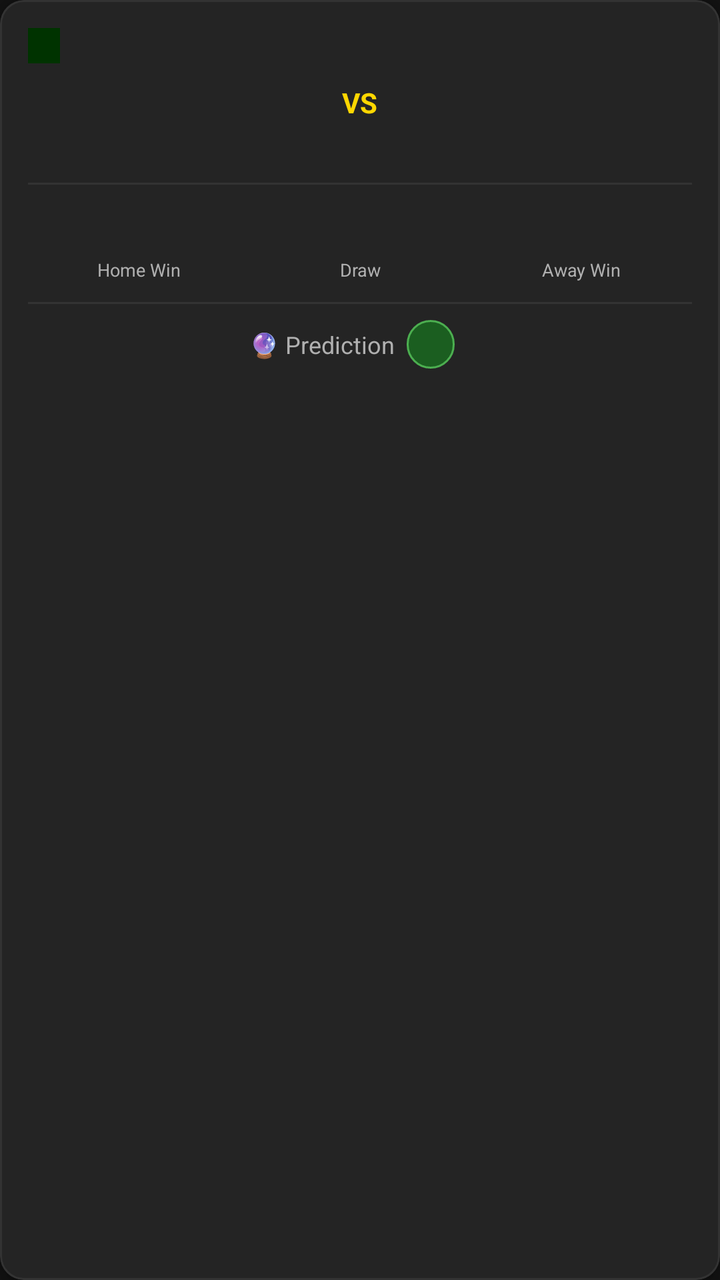
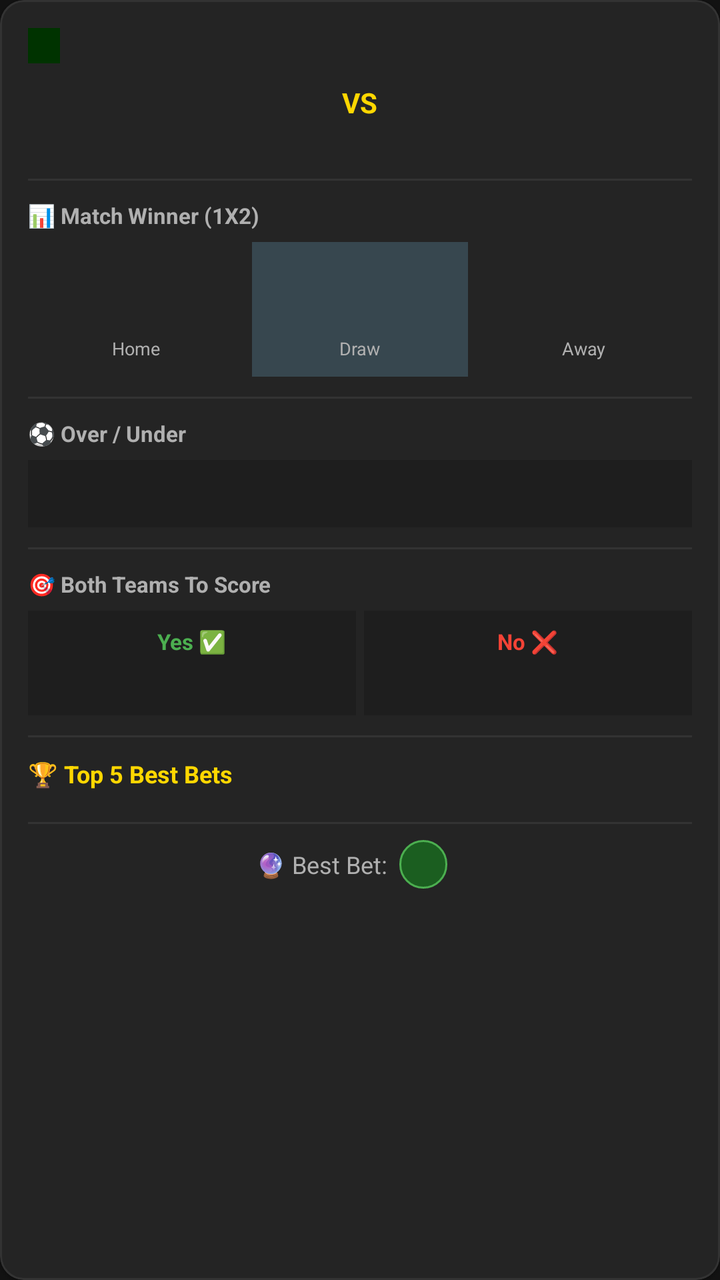

Compare the two renders of this Android layout. The source of the first and the diff that turns it into the second are given below.
<!-- AndroidManifest.xml: application theme Theme.MelvinPredictor -->
<!-- res/layout/item_match.xml -->
<?xml version="1.0" encoding="utf-8"?>
<com.google.android.material.card.MaterialCardView
    xmlns:android="http://schemas.android.com/apk/res/android"
    xmlns:app="http://schemas.android.com/apk/res-auto"
    android:layout_width="match_parent"
    android:layout_height="wrap_content"
    android:layout_marginBottom="10dp"
    app:cardBackgroundColor="@color/card_background"
    app:cardCornerRadius="12dp"
    app:cardElevation="4dp"
    app:strokeColor="@color/divider"
    app:strokeWidth="1dp">

    <LinearLayout
        android:layout_width="match_parent"
        android:layout_height="wrap_content"
        android:orientation="vertical"
        android:padding="14dp">

        
        <TextView
            android:id="@+id/tvSportTitle"
            android:layout_width="wrap_content"
            android:layout_height="wrap_content"
            android:background="@color/primary_dark"
            android:paddingStart="8dp"
            android:paddingEnd="8dp"
            android:paddingTop="2dp"
            android:paddingBottom="2dp"
            android:textColor="@color/accent"
            android:textSize="10sp"
            android:textStyle="bold"/>

        
        <LinearLayout
            android:layout_width="match_parent"
            android:layout_height="wrap_content"
            android:orientation="horizontal"
            android:gravity="center_vertical"
            android:layout_marginTop="10dp">

            
            <TextView
                android:id="@+id/tvHomeTeam"
                android:layout_width="0dp"
                android:layout_height="wrap_content"
                android:layout_weight="2"
                android:gravity="center"
                android:textColor="@color/text_primary"
                android:textSize="13sp"
                android:textStyle="bold"
                android:maxLines="2"/>

            
            <TextView
                android:layout_width="0dp"
                android:layout_height="wrap_content"
                android:layout_weight="1"
                android:gravity="center"
                android:text="@string/vs"
                android:textColor="@color/accent"
                android:textSize="14sp"
                android:textStyle="bold"/>

            
            <TextView
                android:id="@+id/tvAwayTeam"
                android:layout_width="0dp"
                android:layout_height="wrap_content"
                android:layout_weight="2"
                android:gravity="center"
                android:textColor="@color/text_primary"
                android:textSize="13sp"
                android:textStyle="bold"
                android:maxLines="2"/>
        </LinearLayout>

        
        <TextView
            android:id="@+id/tvMatchTime"
            android:layout_width="match_parent"
            android:layout_height="wrap_content"
            android:gravity="center"
            android:layout_marginTop="6dp"
            android:textColor="@color/text_secondary"
            android:textSize="11sp"/>

        
        <View
            android:layout_width="match_parent"
            android:layout_height="1dp"
            android:layout_marginTop="10dp"
            android:layout_marginBottom="10dp"
            android:background="@color/divider"/>

        
        <LinearLayout
            android:layout_width="match_parent"
            android:layout_height="wrap_content"
            android:orientation="horizontal"
            android:gravity="center_vertical">

            
            <TextView
                android:id="@+id/tvHomeProb"
                android:layout_width="0dp"
                android:layout_height="wrap_content"
                android:layout_weight="1"
                android:gravity="center"
                android:textColor="@color/quota_good"
                android:textSize="18sp"
                android:textStyle="bold"/>

            
            <TextView
                android:id="@+id/tvDrawProb"
                android:layout_width="0dp"
                android:layout_height="wrap_content"
                android:layout_weight="1"
                android:gravity="center"
                android:textColor="@color/text_secondary"
                android:textSize="18sp"
                android:textStyle="bold"/>

            
            <TextView
                android:id="@+id/tvAwayProb"
                android:layout_width="0dp"
                android:layout_height="wrap_content"
                android:layout_weight="1"
                android:gravity="center"
                android:textColor="@color/quota_warning"
                android:textSize="18sp"
                android:textStyle="bold"/>
        </LinearLayout>

        
        <LinearLayout
            android:layout_width="match_parent"
            android:layout_height="wrap_content"
            android:orientation="horizontal"
            android:layout_marginTop="2dp">

            <TextView
                android:layout_width="0dp"
                android:layout_height="wrap_content"
                android:layout_weight="1"
                android:gravity="center"
                android:text="@string/home_win"
                android:textColor="@color/text_secondary"
                android:textSize="9sp"/>

            <TextView
                android:layout_width="0dp"
                android:layout_height="wrap_content"
                android:layout_weight="1"
                android:gravity="center"
                android:text="@string/draw"
                android:textColor="@color/text_secondary"
                android:textSize="9sp"/>

            <TextView
                android:layout_width="0dp"
                android:layout_height="wrap_content"
                android:layout_weight="1"
                android:gravity="center"
                android:text="@string/away_win"
                android:textColor="@color/text_secondary"
                android:textSize="9sp"/>
        </LinearLayout>

        
        <View
            android:layout_width="match_parent"
            android:layout_height="1dp"
            android:layout_marginTop="10dp"
            android:layout_marginBottom="8dp"
            android:background="@color/divider"/>

        
        <LinearLayout
            android:layout_width="match_parent"
            android:layout_height="wrap_content"
            android:gravity="center"
            android:orientation="horizontal">

            <TextView
                android:layout_width="wrap_content"
                android:layout_height="wrap_content"
                android:text="@string/prediction_label"
                android:textColor="@color/text_secondary"
                android:textSize="12sp"
                android:layout_marginEnd="6dp"/>

            <TextView
                android:id="@+id/tvPrediction"
                android:layout_width="wrap_content"
                android:layout_height="wrap_content"
                android:background="@drawable/bg_prediction_badge"
                android:paddingStart="12dp"
                android:paddingEnd="12dp"
                android:paddingTop="4dp"
                android:paddingBottom="4dp"
                android:textColor="@color/text_primary"
                android:textSize="12sp"
                android:textStyle="bold"/>

            <TextView
                android:id="@+id/tvConfidence"
                android:layout_width="wrap_content"
                android:layout_height="wrap_content"
                android:layout_marginStart="8dp"
                android:textColor="@color/accent"
                android:textSize="11sp"
                android:textStyle="italic"/>
        </LinearLayout>

    </LinearLayout>
</com.google.android.material.card.MaterialCardView>
<!-- resources referenced by this layout -->
<resources>
  <color name="accent">#FFD700</color>
  <color name="card_background">#242424</color>
  <color name="divider">#333333</color>
  <color name="primary_dark">#003300</color>
  <color name="quota_good">#4CAF50</color>
  <color name="quota_warning">#FF9800</color>
  <color name="text_primary">#FFFFFF</color>
  <color name="text_secondary">#B0B0B0</color>
  <!-- drawable bg_prediction_badge (drawable) -->
  <?xml version="1.0" encoding="utf-8"?>
  <shape xmlns:android="http://schemas.android.com/apk/res/android"
      android:shape="rectangle">
      <solid android:color="#1B5E20"/>
      <corners android:radius="20dp"/>
      <stroke
          android:width="1dp"
          android:color="#4CAF50"/>
  </shape>
  <string name="away_win">Away Win</string>
  <string name="draw">Draw</string>
  <string name="home_win">Home Win</string>
  <string name="prediction_label">🔮 Prediction</string>
  <string name="vs">VS</string>
  <style name="Theme.MelvinPredictor" parent="Theme.MaterialComponents.DayNight.NoActionBar">
          
          <item name="colorPrimary">@color/primary</item>
          <item name="colorPrimaryVariant">@color/primary_dark</item>
          <item name="colorOnPrimary">@color/text_primary</item>
          <item name="colorSecondary">@color/accent</item>
          <item name="colorSurface">@color/surface</item>
          <item name="android:colorBackground">@color/background</item>
          <item name="android:windowBackground">@color/background</item>
          <item name="android:statusBarColor">@color/primary_dark</item>
          <item name="android:navigationBarColor">@color/background</item>
  
          
          <item name="android:textColorPrimary">@color/text_primary</item>
          <item name="android:textColorSecondary">@color/text_secondary</item>
      </style>
  <color name="primary">#1B5E20</color>
  <color name="surface">#1E1E1E</color>
  <color name="background">#121212</color>
</resources>

<!-- the commit's change to res/layout/item_match.xml (unified diff, before → after) -->
@@ -4,10 +4,9 @@
     xmlns:app="http://schemas.android.com/apk/res-auto"
     android:layout_width="match_parent"
     android:layout_height="wrap_content"
-    android:layout_marginBottom="10dp"
+    android:layout_marginBottom="12dp"
     app:cardBackgroundColor="@color/card_background"
     app:cardCornerRadius="12dp"
-    app:cardElevation="4dp"
     app:strokeColor="@color/divider"
     app:strokeWidth="1dp">
 
@@ -39,7 +38,6 @@
             android:gravity="center_vertical"
             android:layout_marginTop="10dp">
 
-            
             <TextView
                 android:id="@+id/tvHomeTeam"
                 android:layout_width="0dp"
@@ -51,18 +49,16 @@
                 android:textStyle="bold"
                 android:maxLines="2"/>
 
-            
-            <TextView
-                android:layout_width="0dp"
-                android:layout_height="wrap_content"
-                android:layout_weight="1"
-                android:gravity="center"
-                android:text="@string/vs"
+            <TextView
+                android:layout_width="0dp"
+                android:layout_height="wrap_content"
+                android:layout_weight="1"
+                android:gravity="center"
+                android:text="VS"
                 android:textColor="@color/accent"
                 android:textSize="14sp"
                 android:textStyle="bold"/>
 
-            
             <TextView
                 android:id="@+id/tvAwayTeam"
                 android:layout_width="0dp"
@@ -81,11 +77,10 @@
             android:layout_width="match_parent"
             android:layout_height="wrap_content"
             android:gravity="center"
-            android:layout_marginTop="6dp"
+            android:layout_marginTop="4dp"
             android:textColor="@color/text_secondary"
             android:textSize="11sp"/>
 
-        
         <View
             android:layout_width="match_parent"
             android:layout_height="1dp"
@@ -94,82 +89,233 @@
             android:background="@color/divider"/>
 
         
-        <LinearLayout
-            android:layout_width="match_parent"
-            android:layout_height="wrap_content"
-            android:orientation="horizontal"
-            android:gravity="center_vertical">
-
-            
-            <TextView
-                android:id="@+id/tvHomeProb"
-                android:layout_width="0dp"
-                android:layout_height="wrap_content"
-                android:layout_weight="1"
-                android:gravity="center"
-                android:textColor="@color/quota_good"
-                android:textSize="18sp"
-                android:textStyle="bold"/>
-
-            
-            <TextView
-                android:id="@+id/tvDrawProb"
-                android:layout_width="0dp"
-                android:layout_height="wrap_content"
-                android:layout_weight="1"
-                android:gravity="center"
-                android:textColor="@color/text_secondary"
-                android:textSize="18sp"
-                android:textStyle="bold"/>
-
-            
-            <TextView
-                android:id="@+id/tvAwayProb"
-                android:layout_width="0dp"
-                android:layout_height="wrap_content"
-                android:layout_weight="1"
-                android:gravity="center"
-                android:textColor="@color/quota_warning"
-                android:textSize="18sp"
-                android:textStyle="bold"/>
+        <TextView
+            android:layout_width="wrap_content"
+            android:layout_height="wrap_content"
+            android:text="📊 Match Winner (1X2)"
+            android:textColor="@color/text_secondary"
+            android:textSize="11sp"
+            android:textStyle="bold"
+            android:layout_marginBottom="6dp"/>
+
+        <LinearLayout
+            android:layout_width="match_parent"
+            android:layout_height="wrap_content"
+            android:orientation="horizontal">
+
+            <LinearLayout
+                android:layout_width="0dp"
+                android:layout_height="wrap_content"
+                android:layout_weight="1"
+                android:orientation="vertical"
+                android:gravity="center"
+                android:background="@color/home_win_bg"
+                android:padding="8dp"
+                android:layout_marginEnd="4dp">
+                <TextView
+                    android:id="@+id/tvHomeProb"
+                    android:layout_width="wrap_content"
+                    android:layout_height="wrap_content"
+                    android:textColor="@color/quota_good"
+                    android:textSize="18sp"
+                    android:textStyle="bold"/>
+                <TextView
+                    android:id="@+id/tvHomeOdds"
+                    android:layout_width="wrap_content"
+                    android:layout_height="wrap_content"
+                    android:textColor="@color/accent"
+                    android:textSize="11sp"/>
+                <TextView
+                    android:layout_width="wrap_content"
+                    android:layout_height="wrap_content"
+                    android:text="Home"
+                    android:textColor="@color/text_secondary"
+                    android:textSize="9sp"/>
+            </LinearLayout>
+
+            <LinearLayout
+                android:layout_width="0dp"
+                android:layout_height="wrap_content"
+                android:layout_weight="1"
+                android:orientation="vertical"
+                android:gravity="center"
+                android:background="@color/draw_bg"
+                android:padding="8dp"
+                android:layout_marginEnd="4dp">
+                <TextView
+                    android:id="@+id/tvDrawProb"
+                    android:layout_width="wrap_content"
+                    android:layout_height="wrap_content"
+                    android:textColor="@color/text_primary"
+                    android:textSize="18sp"
+                    android:textStyle="bold"/>
+                <TextView
+                    android:id="@+id/tvDrawOdds"
+                    android:layout_width="wrap_content"
+                    android:layout_height="wrap_content"
+                    android:textColor="@color/accent"
+                    android:textSize="11sp"/>
+                <TextView
+                    android:layout_width="wrap_content"
+                    android:layout_height="wrap_content"
+                    android:text="Draw"
+                    android:textColor="@color/text_secondary"
+                    android:textSize="9sp"/>
+            </LinearLayout>
+
+            <LinearLayout
+                android:layout_width="0dp"
+                android:layout_height="wrap_content"
+                android:layout_weight="1"
+                android:orientation="vertical"
+                android:gravity="center"
+                android:background="@color/away_win_bg"
+                android:padding="8dp">
+                <TextView
+                    android:id="@+id/tvAwayProb"
+                    android:layout_width="wrap_content"
+                    android:layout_height="wrap_content"
+                    android:textColor="@color/quota_warning"
+                    android:textSize="18sp"
+                    android:textStyle="bold"/>
+                <TextView
+                    android:id="@+id/tvAwayOdds"
+                    android:layout_width="wrap_content"
+                    android:layout_height="wrap_content"
+                    android:textColor="@color/accent"
+                    android:textSize="11sp"/>
+                <TextView
+                    android:layout_width="wrap_content"
+                    android:layout_height="wrap_content"
+                    android:text="Away"
+                    android:textColor="@color/text_secondary"
+                    android:textSize="9sp"/>
+            </LinearLayout>
         </LinearLayout>
 
-        
-        <LinearLayout
-            android:layout_width="match_parent"
-            android:layout_height="wrap_content"
-            android:orientation="horizontal"
-            android:layout_marginTop="2dp">
-
-            <TextView
-                android:layout_width="0dp"
-                android:layout_height="wrap_content"
-                android:layout_weight="1"
-                android:gravity="center"
-                android:text="@string/home_win"
-                android:textColor="@color/text_secondary"
-                android:textSize="9sp"/>
-
-            <TextView
-                android:layout_width="0dp"
-                android:layout_height="wrap_content"
-                android:layout_weight="1"
-                android:gravity="center"
-                android:text="@string/draw"
-                android:textColor="@color/text_secondary"
-                android:textSize="9sp"/>
-
-            <TextView
-                android:layout_width="0dp"
-                android:layout_height="wrap_content"
-                android:layout_weight="1"
-                android:gravity="center"
-                android:text="@string/away_win"
-                android:textColor="@color/text_secondary"
-                android:textSize="9sp"/>
+        <View
+            android:layout_width="match_parent"
+            android:layout_height="1dp"
+            android:layout_marginTop="10dp"
+            android:layout_marginBottom="10dp"
+            android:background="@color/divider"/>
+
+        
+        <TextView
+            android:layout_width="wrap_content"
+            android:layout_height="wrap_content"
+            android:text="⚽ Over / Under"
+            android:textColor="@color/text_secondary"
+            android:textSize="11sp"
+            android:textStyle="bold"
+            android:layout_marginBottom="6dp"/>
+
+        <TextView
+            android:id="@+id/tvOverUnder"
+            android:layout_width="match_parent"
+            android:layout_height="wrap_content"
+            android:gravity="center"
+            android:textColor="@color/text_primary"
+            android:textSize="13sp"
+            android:textStyle="bold"
+            android:padding="8dp"
+            android:background="@color/surface"/>
+
+        <View
+            android:layout_width="match_parent"
+            android:layout_height="1dp"
+            android:layout_marginTop="10dp"
+            android:layout_marginBottom="10dp"
+            android:background="@color/divider"/>
+
+        
+        <TextView
+            android:layout_width="wrap_content"
+            android:layout_height="wrap_content"
+            android:text="🎯 Both Teams To Score"
+            android:textColor="@color/text_secondary"
+            android:textSize="11sp"
+            android:textStyle="bold"
+            android:layout_marginBottom="6dp"/>
+
+        <LinearLayout
+            android:layout_width="match_parent"
+            android:layout_height="wrap_content"
+            android:orientation="horizontal">
+
+            <LinearLayout
+                android:layout_width="0dp"
+                android:layout_height="wrap_content"
+                android:layout_weight="1"
+                android:orientation="vertical"
+                android:gravity="center"
+                android:background="@color/surface"
+                android:padding="8dp"
+                android:layout_marginEnd="4dp">
+                <TextView
+                    android:layout_width="wrap_content"
+                    android:layout_height="wrap_content"
+                    android:text="Yes ✅"
+                    android:textColor="@color/quota_good"
+                    android:textSize="11sp"
+                    android:textStyle="bold"/>
+                <TextView
+                    android:id="@+id/tvBttsYes"
+                    android:layout_width="wrap_content"
+                    android:layout_height="wrap_content"
+                    android:textColor="@color/accent"
+                    android:textSize="16sp"
+                    android:textStyle="bold"/>
+            </LinearLayout>
+
+            <LinearLayout
+                android:layout_width="0dp"
+                android:layout_height="wrap_content"
+                android:layout_weight="1"
+                android:orientation="vertical"
+                android:gravity="center"
+                android:background="@color/surface"
+                android:padding="8dp">
+                <TextView
+                    android:layout_width="wrap_content"
+                    android:layout_height="wrap_content"
+                    android:text="No ❌"
+                    android:textColor="@color/quota_critical"
+                    android:textSize="11sp"
+                    android:textStyle="bold"/>
+                <TextView
+                    android:id="@+id/tvBttsNo"
+                    android:layout_width="wrap_content"
+                    android:layout_height="wrap_content"
+                    android:textColor="@color/accent"
+                    android:textSize="16sp"
+                    android:textStyle="bold"/>
+            </LinearLayout>
         </LinearLayout>
 
-        
+        <View
+            android:layout_width="match_parent"
+            android:layout_height="1dp"
+            android:layout_marginTop="10dp"
+            android:layout_marginBottom="10dp"
+            android:background="@color/divider"/>
+
+        
+        <TextView
+            android:layout_width="wrap_content"
+            android:layout_height="wrap_content"
+            android:text="🏆 Top 5 Best Bets"
+            android:textColor="@color/accent"
+            android:textSize="12sp"
+            android:textStyle="bold"
+            android:layout_marginBottom="6dp"/>
+
+        <LinearLayout
+            android:id="@+id/topBetsContainer"
+            android:layout_width="match_parent"
+            android:layout_height="wrap_content"
+            android:orientation="vertical"/>
+
         <View
             android:layout_width="match_parent"
             android:layout_height="1dp"
@@ -187,7 +333,7 @@
             <TextView
                 android:layout_width="wrap_content"
                 android:layout_height="wrap_content"
-                android:text="@string/prediction_label"
+                android:text="🔮 Best Bet:"
                 android:textColor="@color/text_secondary"
                 android:textSize="12sp"
                 android:layout_marginEnd="6dp"/>
@@ -214,6 +360,5 @@
                 android:textSize="11sp"
                 android:textStyle="italic"/>
         </LinearLayout>
-
     </LinearLayout>
 </com.google.android.material.card.MaterialCardView>
<!-- resource entries referenced after the edit -->
@@ -3,7 +3,9 @@
   <color name="accent">#FFD700</color>
   <color name="card_background">#242424</color>
   <color name="divider">#333333</color>
+  <color name="draw_bg">#37474F</color>
   <color name="primary_dark">#003300</color>
+  <color name="quota_critical">#F44336</color>
   <color name="quota_good">#4CAF50</color>
   <color name="quota_warning">#FF9800</color>
   <color name="text_primary">#FFFFFF</color>
@@ -18,11 +20,6 @@
           android:width="1dp"
           android:color="#4CAF50"/>
   </shape>
-  <string name="away_win">Away Win</string>
-  <string name="draw">Draw</string>
-  <string name="home_win">Home Win</string>
-  <string name="prediction_label">🔮 Prediction</string>
-  <string name="vs">VS</string>
   <style name="Theme.MelvinPredictor" parent="Theme.MaterialComponents.DayNight.NoActionBar">
           
           <item name="colorPrimary">@color/primary</item>
